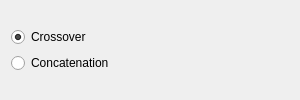
This is AdenitaCoreSE/form/SEConnectSSDNAEditorGUI.ui in edellano/Adenita-SAMSON-Edition as Qt 5 draws it before an edit. The edited form follows.
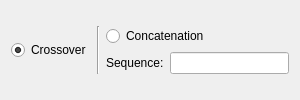
This is the edited form.

Commit message: Connect ssDNA now allows to form circular strands

```diff
--- a/AdenitaCoreSE/form/SEConnectSSDNAEditorGUI.ui
+++ b/AdenitaCoreSE/form/SEConnectSSDNAEditorGUI.ui
@@ -22,7 +22,24 @@
   <layout class="QVBoxLayout" name="verticalLayout">
    <item>
     <layout class="QGridLayout" name="gridLayout">
-     <item row="0" column="0" colspan="2">
+     <item row="1" column="3">
+      <widget class="QLabel" name="label">
+       <property name="text">
+        <string>Sequence:</string>
+       </property>
+      </widget>
+     </item>
+     <item row="0" column="3" colspan="2">
+      <widget class="QRadioButton" name="rdnConcat">
+       <property name="text">
+        <string>Concatenation</string>
+       </property>
+      </widget>
+     </item>
+     <item row="1" column="4">
+      <widget class="QLineEdit" name="lineSequence"/>
+     </item>
+     <item row="0" column="0" rowspan="2" colspan="2">
       <widget class="QRadioButton" name="rdnCrossover">
        <property name="text">
         <string>Crossover</string>
@@ -32,10 +49,10 @@
        </property>
       </widget>
      </item>
-     <item row="1" column="0" colspan="2">
-      <widget class="QRadioButton" name="rdnConcat">
-       <property name="text">
-        <string>Concatenation</string>
+     <item row="0" column="2" rowspan="2">
+      <widget class="Line" name="line">
+       <property name="orientation">
+        <enum>Qt::Vertical</enum>
        </property>
       </widget>
      </item>
```
The commit also changes 9 other files.
